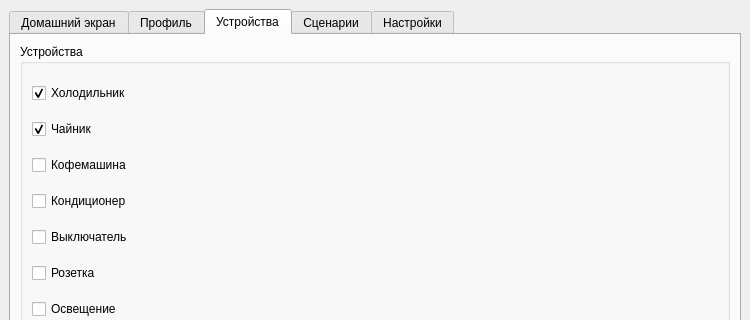
This is mainwindow.ui in MrFireDeN/SmartHome as Qt 5 draws it before an edit; both pictures show x 0 to 750 and y 0 to 320 of the 750 by 645 pixel window. The edited form follows.
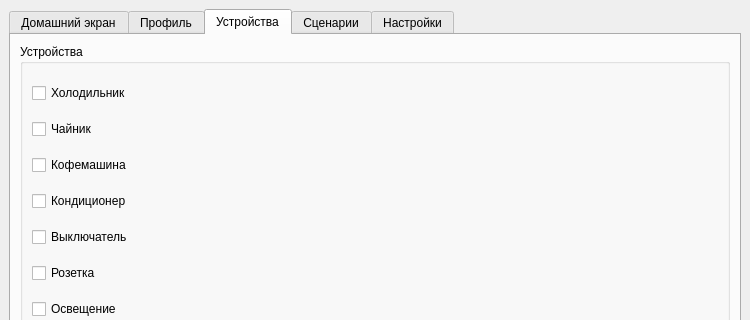
This is the edited form. The open tabs and pages were chosen to show the change.

```diff
--- a/mainwindow.ui
+++ b/mainwindow.ui
@@ -232,7 +232,7 @@
                 <string>Холодильник</string>
                </property>
                <property name="checked">
-                <bool>true</bool>
+                <bool>false</bool>
                </property>
               </widget>
              </item>
@@ -242,7 +242,7 @@
                 <string>Чайник</string>
                </property>
                <property name="checked">
-                <bool>true</bool>
+                <bool>false</bool>
                </property>
               </widget>
              </item>
```
Left out of the diff: 2 changed lines with no effect on the pictures.
